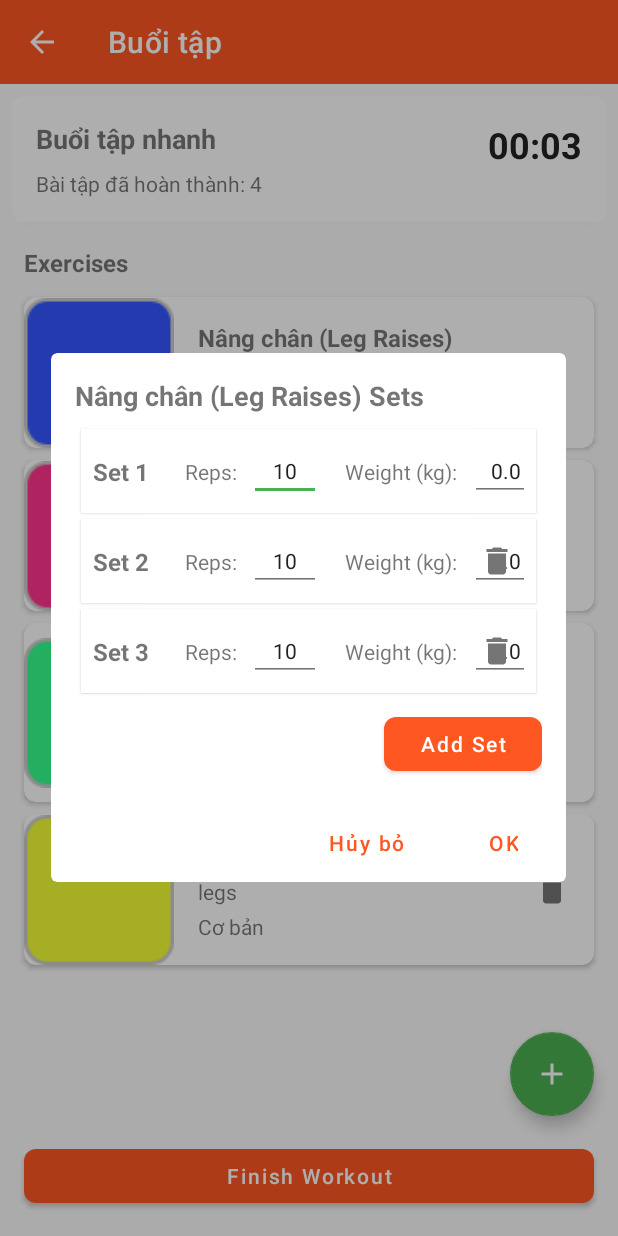
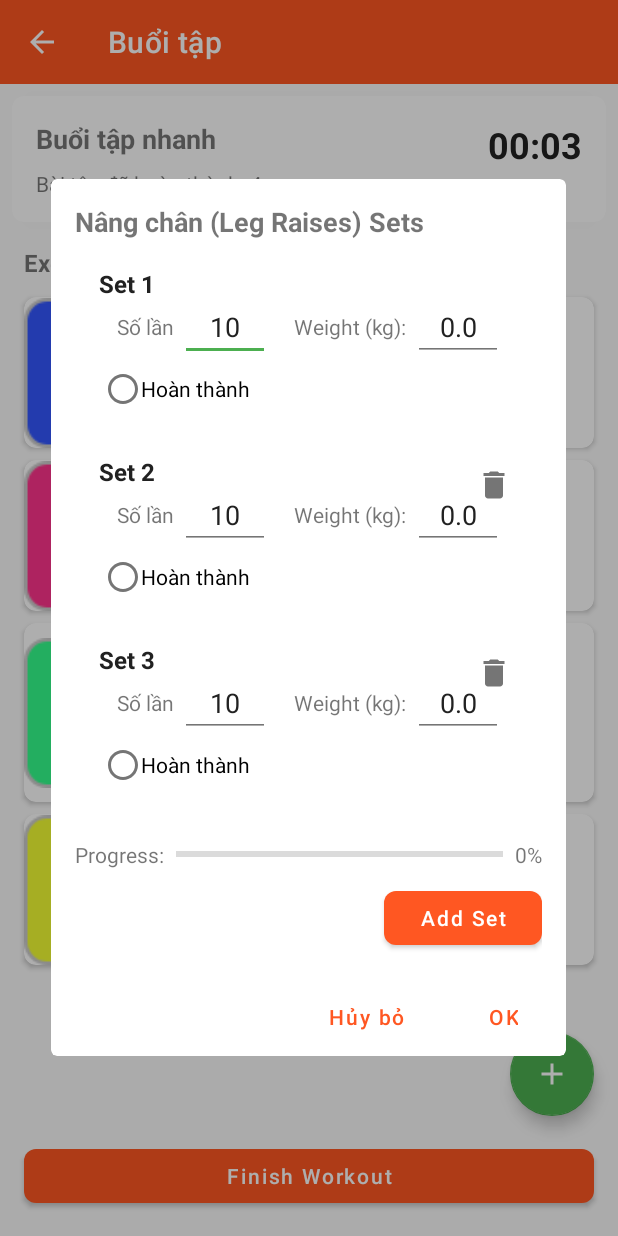
Before and after one commit to jian131/simplefitv1, an Android app: the WorkoutActivity screen opened directly, with no data from a screen before it, after a tap on "Nâng chân (Leg Raises)", on a phone screen of 412 x 824 dp. Run offline under Robolectric (Android 15) with nearby library versions, the phone set to English and light mode, and no system bars; our stand-ins replace Firebase (no records; nobody signed in at launch, a user with empty details on screens opened directly); pictures from the network do not load.

```diff
--- a/app/src/main/java/com/jian/simplefitv1/activities/WorkoutActivity.java
+++ b/app/src/main/java/com/jian/simplefitv1/activities/WorkoutActivity.java
@@ -11,6 +11,7 @@ import android.widget.Button;
 import android.widget.Chronometer;
 import android.widget.TextView;
 import android.widget.Toast;
+import android.widget.ProgressBar;
 import android.widget.EditText;
 import androidx.annotation.NonNull;
 import androidx.appcompat.app.AppCompatActivity;
@@ -354,6 +355,10 @@ public class WorkoutActivity extends AppCompatActivity {
         RecyclerView rvSets = dialogView.findViewById(R.id.rv_sets);
         rvSets.setLayoutManager(new LinearLayoutManager(this));
 
+        // Progress tracking components
+        ProgressBar progressBar = dialogView.findViewById(R.id.progress_bar);
+        TextView tvProgressPercentage = dialogView.findViewById(R.id.tv_progress_percentage);
+
         // Get the sets for this exercise from workout, or create if not exists
         final String exerciseId = exercise.getId();
         List<WorkoutSet> exerciseSets = currentWorkout.getExercises().get(exerciseId);
@@ -380,12 +385,14 @@ public class WorkoutActivity extends AppCompatActivity {
                 if (pos >= 0 && pos < setsList.size()) {
                     setsList.set(pos, set);
                 }
+                updateProgressDisplay();
             }
 
             @Override
             public void onSetCompleted(int pos, WorkoutSet set) {
                 if (pos >= 0 && pos < setsList.size()) {
                     setsList.get(pos).setCompleted(set.isCompleted());
+                    updateProgressDisplay();
                 }
             }
 
@@ -396,8 +403,24 @@ public class WorkoutActivity extends AppCompatActivity {
                     // Use the adapter from the reference array
                     if (adapterRef[0] != null) {
                         adapterRef[0].notifyDataSetChanged();
+                        updateProgressDisplay();
                     }
                 }
+            }
+
+            private void updateProgressDisplay() {
+                int totalSets = setsList.size();
+                int completedSets = 0;
+
+                for (WorkoutSet set : setsList) {
+                    if (set.isCompleted()) {
+                        completedSets++;
+                    }
+                }
+
+                int percentage = totalSets > 0 ? (completedSets * 100) / totalSets : 0;
+                progressBar.setProgress(percentage);
+                tvProgressPercentage.setText(percentage + "%");
             }
         };
 
@@ -406,6 +429,18 @@ public class WorkoutActivity extends AppCompatActivity {
 
         // Set the adapter to the RecyclerView
         rvSets.setAdapter(adapterRef[0]);
+
+        // Initial progress update
+        int totalSets = setsList.size();
+        int completedSets = 0;
+        for (WorkoutSet set : setsList) {
+            if (set.isCompleted()) {
+                completedSets++;
+            }
+        }
+        int percentage = totalSets > 0 ? (completedSets * 100) / totalSets : 0;
+        progressBar.setProgress(percentage);
+        tvProgressPercentage.setText(percentage + "%");
 
         // Setup "Add Set" button
         Button btnAddSet = dialogView.findViewById(R.id.btn_add_set);
@@ -416,6 +451,18 @@ public class WorkoutActivity extends AppCompatActivity {
             }
             final int lastPosition = setsList.size() - 1;
             rvSets.post(() -> rvSets.smoothScrollToPosition(lastPosition));
+
+            // Update progress without redefining variables
+            int currentTotalSets = setsList.size();
+            int currentCompletedSets = 0;
+            for (WorkoutSet set : setsList) {
+                if (set.isCompleted()) {
+                    currentCompletedSets++;
+                }
+            }
+            int currentPercentage = currentTotalSets > 0 ? (currentCompletedSets * 100) / currentTotalSets : 0;
+            progressBar.setProgress(currentPercentage);
+            tvProgressPercentage.setText(currentPercentage + "%");
         });
 
         // Create and show the dialog
--- a/app/src/main/java/com/jian/simplefitv1/adapters/WorkoutSetAdapter.java
+++ b/app/src/main/java/com/jian/simplefitv1/adapters/WorkoutSetAdapter.java
@@ -9,6 +9,7 @@ import android.view.ViewGroup;
 import android.widget.EditText;
 import android.widget.ImageButton;
 import android.widget.TextView;
+import android.widget.CheckBox;
 
 import androidx.annotation.NonNull;
 import androidx.recyclerview.widget.RecyclerView;
@@ -133,11 +134,15 @@ public class WorkoutSetAdapter extends RecyclerView.Adapter<WorkoutSetAdapter.Wo
 
     private void updateCompletedState(WorkoutSetViewHolder holder, boolean completed) {
         if (completed) {
-            holder.btnComplete.setImageResource(R.drawable.ic_check_circle);
-            holder.itemView.setBackgroundColor(context.getResources().getColor(R.color.success));
+            // Visual feedback for completed set
+            holder.btnComplete.setChecked(true);
+            holder.itemView.setBackgroundColor(context.getResources().getColor(R.color.completed_background));
+            holder.tvSetNumber.setTextColor(context.getResources().getColor(R.color.accent));
         } else {
-            holder.btnComplete.setImageResource(R.drawable.ic_circle_outline);
-            holder.itemView.setBackgroundColor(context.getResources().getColor(R.color.white));
+            // Reset to default state
+            holder.btnComplete.setChecked(false);
+            holder.itemView.setBackground(null);
+            holder.tvSetNumber.setTextColor(context.getResources().getColor(R.color.text_primary));
         }
     }
 
@@ -179,7 +184,7 @@ public class WorkoutSetAdapter extends RecyclerView.Adapter<WorkoutSetAdapter.Wo
         TextView tvSetNumber;
         EditText etReps;
         EditText etWeight;
-        ImageButton btnComplete;
+        CheckBox btnComplete;  // Change from ImageButton to CheckBox
         ImageButton btnRemove;
 
         // Text watchers for input fields
@@ -191,7 +196,7 @@ public class WorkoutSetAdapter extends RecyclerView.Adapter<WorkoutSetAdapter.Wo
             tvSetNumber = itemView.findViewById(R.id.tv_set_number);
             etReps = itemView.findViewById(R.id.et_reps);
             etWeight = itemView.findViewById(R.id.et_weight);
-            btnComplete = itemView.findViewById(R.id.btn_complete);
+            btnComplete = itemView.findViewById(R.id.btn_complete);  // This should match a CheckBox in the layout
             btnRemove = itemView.findViewById(R.id.btn_remove);
         }
     }
--- a/app/src/main/res/layout/dialog_exercise_sets.xml
+++ b/app/src/main/res/layout/dialog_exercise_sets.xml
@@ -23,13 +23,47 @@
         android:layout_marginTop="8dp"
         app:layout_constraintTop_toBottomOf="@id/tv_sets_title" />
 
+    <!-- Add this below the RecyclerView and above the buttons -->
+    <LinearLayout
+        android:layout_width="match_parent"
+        android:layout_height="wrap_content"
+        android:orientation="horizontal"
+        android:layout_marginTop="16dp"
+        android:gravity="center_vertical"
+        app:layout_constraintTop_toBottomOf="@id/rv_sets"
+        app:layout_constraintStart_toStartOf="parent"
+        app:layout_constraintEnd_toEndOf="parent"
+        android:id="@+id/layout_progress">
+
+        <TextView
+            android:layout_width="wrap_content"
+            android:layout_height="wrap_content"
+            android:text="@string/progress"
+            android:layout_marginEnd="8dp" />
+
+        <ProgressBar
+            android:id="@+id/progress_bar"
+            style="?android:attr/progressBarStyleHorizontal"
+            android:layout_width="0dp"
+            android:layout_height="wrap_content"
+            android:layout_weight="1"
+            android:max="100" />
+
+        <TextView
+            android:id="@+id/tv_progress_percentage"
+            android:layout_width="wrap_content"
+            android:layout_height="wrap_content"
+            android:layout_marginStart="8dp"
+            android:text="0%" />
+    </LinearLayout>
+
     <Button
         android:id="@+id/btn_add_set"
         android:layout_width="wrap_content"
         android:layout_height="wrap_content"
+        android:layout_marginTop="44dp"
         android:text="Add Set"
-        android:layout_marginTop="8dp"
-        app:layout_constraintTop_toBottomOf="@id/rv_sets"
-        app:layout_constraintEnd_toEndOf="parent" />
+        app:layout_constraintEnd_toEndOf="parent"
+        app:layout_constraintTop_toBottomOf="@id/rv_sets" />
 
 </androidx.constraintlayout.widget.ConstraintLayout>
--- a/app/src/main/res/layout/fragment_home.xml
+++ b/app/src/main/res/layout/fragment_home.xml
@@ -111,7 +111,7 @@
         </androidx.cardview.widget.CardView>
 
         <!-- Recent Routines Section -->
-        <TextView
+<!--        <TextView
             android:id="@+id/tv_routines_header"
             android:layout_width="wrap_content"
             android:layout_height="wrap_content"
@@ -156,7 +156,7 @@
             app:layout_constraintEnd_toEndOf="parent"
             app:layout_constraintTop_toBottomOf="@id/tv_routines_header"
             tools:listitem="@layout/item_routine"
-            tools:itemCount="3" />
+            tools:itemCount="3" /> -->
 
         <!-- Recent Workouts Section -->
         <TextView
@@ -168,7 +168,7 @@
             android:textSize="18sp"
             android:textStyle="bold"
             app:layout_constraintStart_toStartOf="parent"
-            app:layout_constraintTop_toBottomOf="@id/rv_recent_routines" />
+            app:layout_constraintTop_toBottomOf="@id/card_explore_exercises" />
 
         <Button
             android:id="@+id/btn_view_all_workouts"
--- a/app/src/main/res/layout/fragment_register.xml
+++ b/app/src/main/res/layout/fragment_register.xml
@@ -15,7 +15,7 @@
             android:id="@+id/tv_register_title"
             android:layout_width="wrap_content"
             android:layout_height="wrap_content"
-            android:text="Create Account"
+            android:text="@string/create_account"
             android:textSize="28sp"
             android:textStyle="bold"
             android:layout_marginTop="48dp"
@@ -112,7 +112,7 @@
             android:id="@+id/btn_register"
             android:layout_width="match_parent"
             android:layout_height="wrap_content"
-            android:text="Register"
+            android:text="@string/register"
             android:textAllCaps="false"
             android:padding="12dp"
             android:layout_marginTop="32dp"
@@ -124,7 +124,7 @@
             android:id="@+id/tv_login"
             android:layout_width="wrap_content"
             android:layout_height="wrap_content"
-            android:text="Already have an account? Sign in"
+            android:text="@string/already_have_account"
             android:textColor="@color/purple_500"
             android:padding="12dp"
             android:layout_marginTop="8dp"
--- a/app/src/main/res/layout/item_workout_set.xml
+++ b/app/src/main/res/layout/item_workout_set.xml
@@ -25,82 +25,74 @@
             android:textStyle="bold"
             app:layout_constraintStart_toStartOf="parent"
             app:layout_constraintTop_toTopOf="parent"
-            app:layout_constraintBottom_toBottomOf="parent"
+            android:layout_marginStart="4dp"
             tools:text="Set 1" />
 
         <TextView
             android:id="@+id/tv_reps_label"
             android:layout_width="wrap_content"
             android:layout_height="wrap_content"
-            android:text="Reps:"
-            android:textSize="14sp"
-            android:layout_marginStart="24dp"
-            app:layout_constraintStart_toEndOf="@id/tv_set_number"
-            app:layout_constraintTop_toTopOf="parent"
-            app:layout_constraintBottom_toBottomOf="parent" />
+            android:text="@string/reps"
+            android:layout_marginStart="16dp"
+            android:layout_marginTop="8dp"
+            app:layout_constraintStart_toStartOf="parent"
+            app:layout_constraintTop_toBottomOf="@id/tv_set_number" />
 
         <EditText
             android:id="@+id/et_reps"
-            android:layout_width="48dp"
+            android:layout_width="60dp"
             android:layout_height="wrap_content"
-            android:layout_marginStart="8dp"
             android:inputType="number"
             android:textAlignment="center"
-            android:textSize="14sp"
-            android:minHeight="40dp"
+            android:layout_marginStart="4dp"
             app:layout_constraintStart_toEndOf="@id/tv_reps_label"
-            app:layout_constraintTop_toTopOf="parent"
-            app:layout_constraintBottom_toBottomOf="parent"
+            app:layout_constraintTop_toTopOf="@id/tv_reps_label"
+            app:layout_constraintBottom_toBottomOf="@id/tv_reps_label"
             tools:text="10" />
 
         <TextView
             android:id="@+id/tv_weight_label"
             android:layout_width="wrap_content"
             android:layout_height="wrap_content"
-            android:text="Weight (kg):"
-            android:textSize="14sp"
+            android:text="@string/weight_kg"
             android:layout_marginStart="16dp"
             app:layout_constraintStart_toEndOf="@id/et_reps"
-            app:layout_constraintTop_toTopOf="parent"
-            app:layout_constraintBottom_toBottomOf="parent" />
+            app:layout_constraintTop_toTopOf="@id/tv_reps_label"
+            app:layout_constraintBottom_toBottomOf="@id/tv_reps_label" />
 
         <EditText
             android:id="@+id/et_weight"
-            android:layout_width="48dp"
+            android:layout_width="60dp"
             android:layout_height="wrap_content"
-            android:layout_marginStart="8dp"
             android:inputType="numberDecimal"
             android:textAlignment="center"
-            android:textSize="14sp"
-            android:minHeight="40dp"
+            android:layout_marginStart="4dp"
             app:layout_constraintStart_toEndOf="@id/tv_weight_label"
-            app:layout_constraintTop_toTopOf="parent"
-            app:layout_constraintBottom_toBottomOf="parent"
-            tools:text="20" />
+            app:layout_constraintTop_toTopOf="@id/tv_weight_label"
+            app:layout_constraintBottom_toBottomOf="@id/tv_weight_label"
+            tools:text="20.0" />
 
-        <ImageButton
+        <CheckBox
             android:id="@+id/btn_complete"
-            android:layout_width="36dp"
-            android:layout_height="36dp"
-            android:layout_marginStart="16dp"
-            android:background="?attr/selectableItemBackgroundBorderless"
-            android:contentDescription="Complete set"
-            android:src="@drawable/ic_circle_outline"
-            app:layout_constraintStart_toEndOf="@id/et_weight"
-            app:layout_constraintTop_toTopOf="parent"
-            app:layout_constraintBottom_toBottomOf="parent" />
+            android:layout_width="wrap_content"
+            android:layout_height="wrap_content"
+            android:button="@drawable/ic_circle_outline"
+            android:text="@string/completed"
+            android:layout_marginStart="8dp"
+            app:layout_constraintStart_toStartOf="parent"
+            app:layout_constraintTop_toBottomOf="@id/tv_reps_label"
+            android:layout_marginTop="8dp" />
 
         <ImageButton
             android:id="@+id/btn_remove"
-            android:layout_width="36dp"
-            android:layout_height="36dp"
-            android:layout_marginStart="8dp"
+            android:layout_width="40dp"
+            android:layout_height="40dp"
             android:background="?attr/selectableItemBackgroundBorderless"
-            android:contentDescription="Remove set"
+            android:contentDescription="@string/remove_set"
             android:src="@drawable/ic_delete"
+            android:tint="@color/text_secondary"
             app:layout_constraintEnd_toEndOf="parent"
-            app:layout_constraintTop_toTopOf="parent"
-            app:layout_constraintBottom_toBottomOf="parent" />
+            app:layout_constraintTop_toTopOf="parent" />
 
     </androidx.constraintlayout.widget.ConstraintLayout>
 </androidx.cardview.widget.CardView>
--- a/app/src/main/res/menu/bottom_navigation_menu.xml
+++ b/app/src/main/res/menu/bottom_navigation_menu.xml
@@ -6,10 +6,12 @@
         android:icon="@drawable/ic_home"
         android:title="Home" />
 
+    <!-- Temporarily hidden
     <item
         android:id="@+id/nav_routines"
         android:icon="@drawable/ic_fitness_center"
         android:title="Routines" />
+    -->
 
     <item
         android:id="@+id/nav_history"
--- a/app/src/main/res/values/colors.xml
+++ b/app/src/main/res/values/colors.xml
@@ -8,6 +8,7 @@
     <color name="teal_700">#FF018786</color>
     <color name="black">#FF000000</color>
     <color name="white">#FFFFFFFF</color>
+    <color name="completed_background">#1A4CAF50</color> <!-- Light green with 10% opacity -->
 
     <!-- SimpleFit theme colors -->
     <color name="primary">#FF5722</color>
--- a/app/src/main/res/values/strings.xml
+++ b/app/src/main/res/values/strings.xml
@@ -140,4 +140,7 @@
     <string name="remove_exercise">Remove Exercise</string>
     <string name="remove_exercise_confirm">Are you sure you want to remove %1$s from your workout?</string>
     <string name="exercise_removed">Exercise removed from workout</string>
+    <string name="remove_set">Remove Set</string>
+    <string name="progress">Progress:</string>
+    <string name="weight_kg">Weight (kg):</string>
 </resources>
```
Also changed, not shown: app/src/main/java/com/jian/simplefitv1/activities/MainActivity.java (+6 -4 lines), app/src/main/java/com/jian/simplefitv1/fragments/HomeFragment.java (+17 -7 lines), app/src/main/res/layout/activity_splash.xml (+13 -1 lines), app/src/main/res/layout/fragment_login.xml (+4 -4 lines), app/src/main/res/layout/fragment_workout_history.xml (+30 -25 lines).
